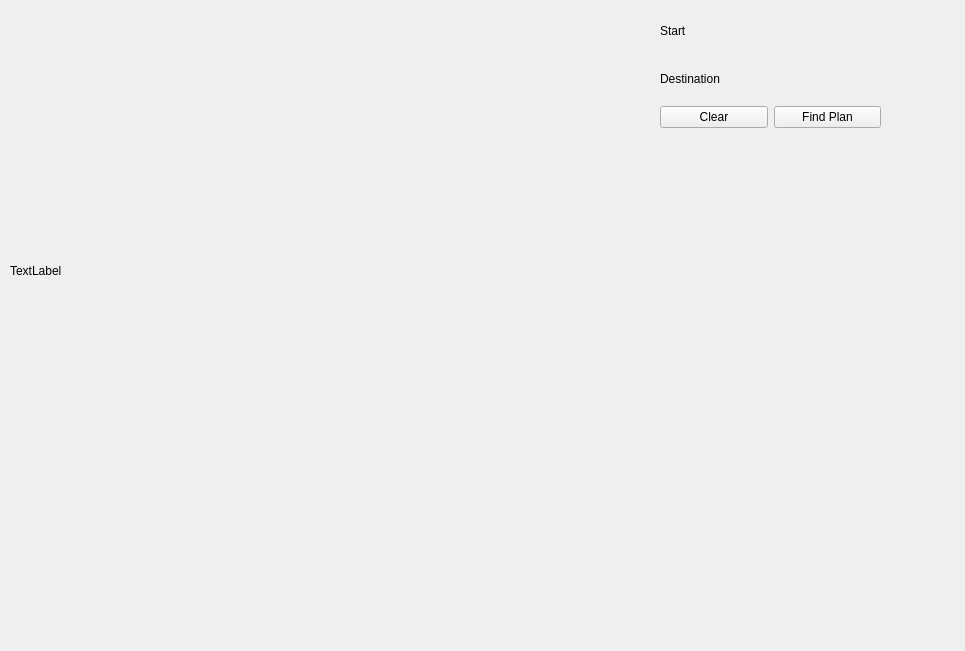
The window that catkin_ws/src/20-indefinite-navigation/fleet_planning/include/rqt_fleet_planning/rqt_fleet_planning.ui (spadma3/duck) describes before a commit, drawn with Qt 5.
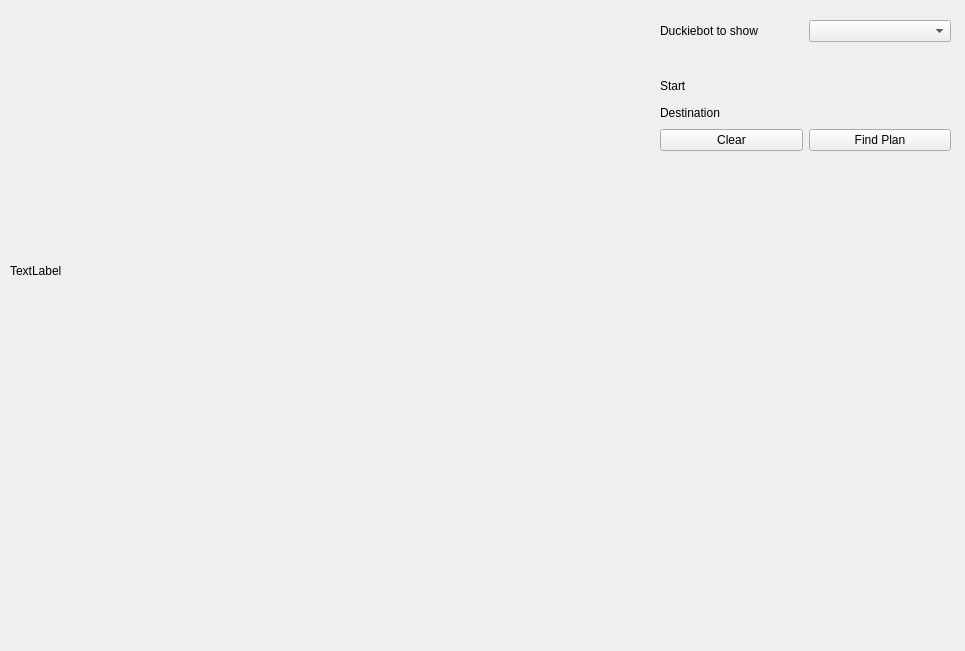
The same window after the commit.

Commit message: Adds combo box to select a duckiebot to display

```diff
--- a/catkin_ws/src/20-indefinite-navigation/fleet_planning/include/rqt_fleet_planning/rqt_fleet_planning.ui
+++ b/catkin_ws/src/20-indefinite-navigation/fleet_planning/include/rqt_fleet_planning/rqt_fleet_planning.ui
@@ -17,54 +17,78 @@
    <property name="geometry">
     <rect>
      <x>660</x>
-     <y>10</y>
-     <width>221</width>
-     <height>118</height>
+     <y>20</y>
+     <width>291</width>
+     <height>131</height>
     </rect>
    </property>
    <layout class="QGridLayout" name="gridLayout">
-    <item row="2" column="1">
+    <item row="0" column="1">
+     <widget class="QComboBox" name="cb_living_duckies"/>
+    </item>
+    <item row="4" column="1">
      <widget class="QPushButton" name="buttonFindPlan">
       <property name="text">
        <string>Find Plan</string>
       </property>
      </widget>
     </item>
-    <item row="1" column="0">
+    <item row="3" column="0">
      <widget class="QLabel" name="labelDestination">
       <property name="text">
        <string>Destination</string>
       </property>
      </widget>
     </item>
-    <item row="0" column="0">
+    <item row="2" column="0">
      <widget class="QLabel" name="labelStart">
       <property name="text">
        <string>Start</string>
       </property>
      </widget>
     </item>
-    <item row="0" column="1">
+    <item row="2" column="1">
      <widget class="QLabel" name="label_start_tiles">
       <property name="text">
        <string/>
       </property>
      </widget>
     </item>
-    <item row="1" column="1">
+    <item row="3" column="1">
      <widget class="QLabel" name="label_dest_tiles">
       <property name="text">
        <string/>
       </property>
      </widget>
     </item>
-    <item row="2" column="0">
+    <item row="4" column="0">
      <widget class="QPushButton" name="buttonClear">
       <property name="text">
        <string>Clear</string>
       </property>
      </widget>
     </item>
+    <item row="1" column="0">
+     <widget class="QLabel" name="label_empty1">
+      <property name="text">
+       <string/>
+      </property>
+     </widget>
+    </item>
+    <item row="1" column="1">
+     <widget class="QLabel" name="label_empty2">
+      <property name="text">
+       <string/>
+      </property>
+     </widget>
+    </item>
+    <item row="0" column="0">
+     <widget class="QLabel" name="label_duckiebot">
+      <property name="text">
+       <string>Duckiebot to show</string>
+      </property>
+     </widget>
+    </item>
    </layout>
   </widget>
   <widget class="QLabel" name="label_image">
```
The commit also changes 1 other file.
